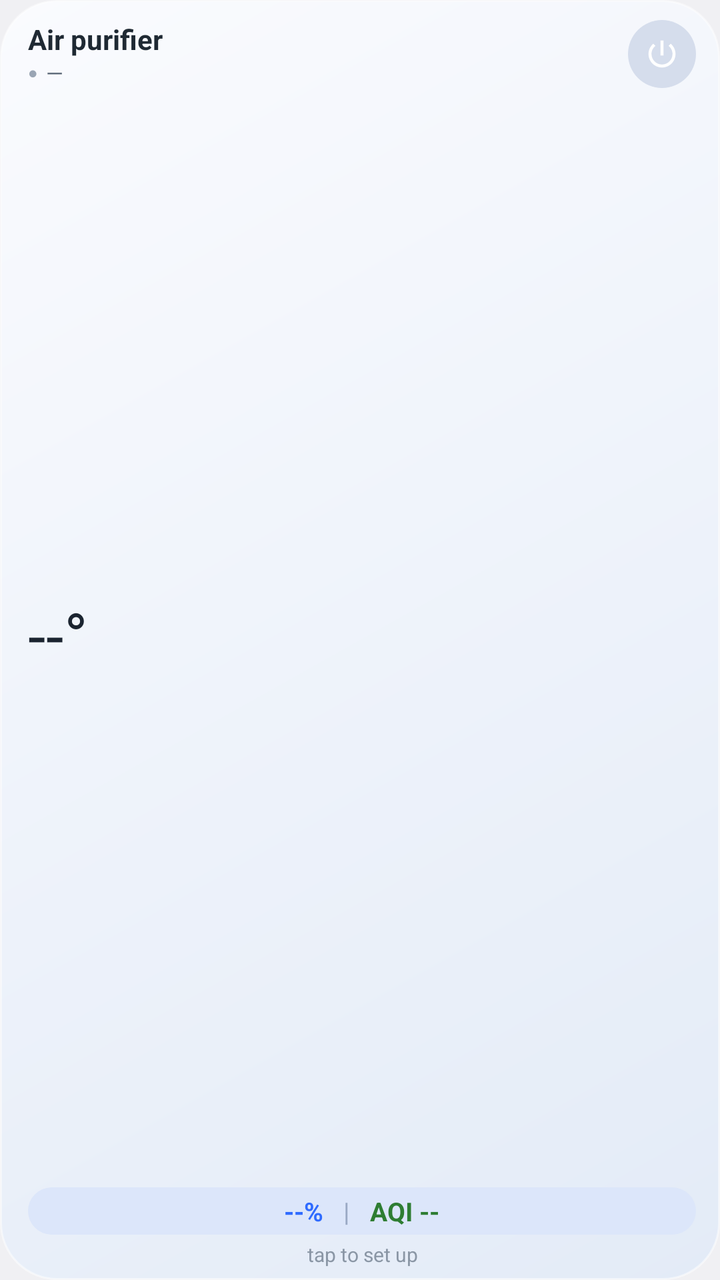
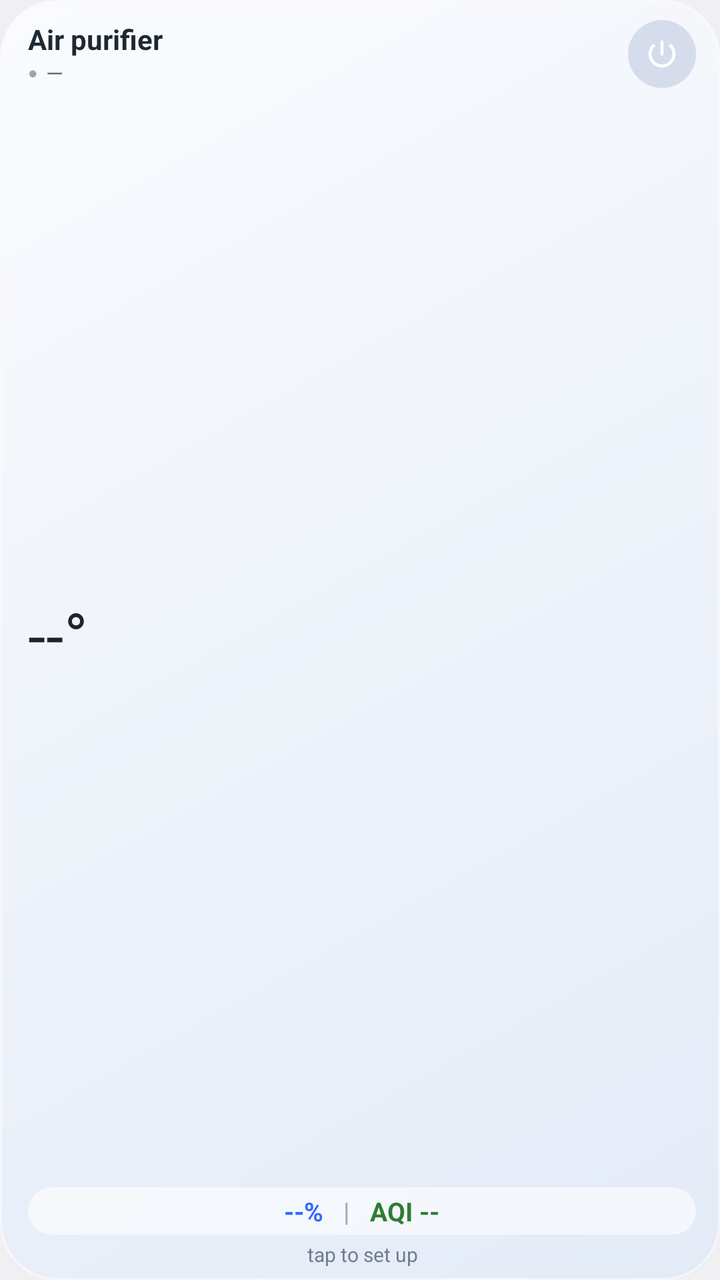

Before-and-after screenshots of an Android layout around one commit, followed by the original layout XML and the change that was made.
<!-- AndroidManifest.xml: application theme android:Theme.DeviceDefault.Light -->
<!-- res/layout/widget.xml -->
<?xml version="1.0" encoding="utf-8"?>
<LinearLayout xmlns:android="http://schemas.android.com/apk/res/android"
    android:id="@+id/root"
    android:layout_width="match_parent"
    android:layout_height="match_parent"
    android:background="@drawable/bg_widget"
    android:orientation="vertical"
    android:paddingLeft="14dp"
    android:paddingTop="10dp"
    android:paddingRight="12dp"
    android:paddingBottom="6dp">

    <LinearLayout
        android:layout_width="match_parent"
        android:layout_height="wrap_content"
        android:gravity="center_vertical"
        android:orientation="horizontal">

        <LinearLayout
            android:layout_width="0dp"
            android:layout_height="wrap_content"
            android:layout_weight="1"
            android:orientation="vertical">

            <TextView
                android:id="@+id/name"
                android:layout_width="wrap_content"
                android:layout_height="wrap_content"
                android:ellipsize="end"
                android:maxLines="1"
                android:text="Air purifier"
                android:textColor="#FF1F2933"
                android:textSize="14sp"
                android:textStyle="bold" />

            <LinearLayout
                android:layout_width="wrap_content"
                android:layout_height="wrap_content"
                android:gravity="center_vertical"
                android:orientation="horizontal">

                <TextView
                    android:id="@+id/dot"
                    android:layout_width="wrap_content"
                    android:layout_height="wrap_content"
                    android:text="●"
                    android:textColor="#FF9AA5B4"
                    android:textSize="8sp" />

                <TextView
                    android:id="@+id/state"
                    android:layout_width="wrap_content"
                    android:layout_height="wrap_content"
                    android:layout_marginLeft="4dp"
                    android:maxLines="1"
                    android:text="—"
                    android:textColor="#FF5F6B7A"
                    android:textSize="11sp" />
            </LinearLayout>
        </LinearLayout>

        <ImageView
            android:id="@+id/power"
            android:layout_width="34dp"
            android:layout_height="34dp"
            android:background="@drawable/bg_power_off"
            android:padding="8dp"
            android:src="@drawable/ic_power" />
    </LinearLayout>

    <TextView
        android:id="@+id/temp"
        android:layout_width="match_parent"
        android:layout_height="0dp"
        android:layout_weight="1"
        android:gravity="center_vertical"
        android:includeFontPadding="false"
        android:maxLines="1"
        android:text="--°"
        android:textColor="#FF1B2430"
        android:textSize="32sp" />

    <LinearLayout
        android:layout_width="match_parent"
        android:layout_height="wrap_content"
        android:background="@drawable/bg_pill"
        android:gravity="center"
        android:orientation="horizontal"
        android:paddingTop="3dp"
        android:paddingBottom="3dp">

        <TextView
            android:id="@+id/hum"
            android:layout_width="wrap_content"
            android:layout_height="wrap_content"
            android:text="--%"
            android:textColor="#FF2F6BFF"
            android:textSize="13sp"
            android:textStyle="bold" />

        <TextView
            android:layout_width="wrap_content"
            android:layout_height="wrap_content"
            android:text="   |   "
            android:textColor="#FF9AA9C4"
            android:textSize="13sp" />

        <TextView
            android:id="@+id/aqi"
            android:layout_width="wrap_content"
            android:layout_height="wrap_content"
            android:text="AQI --"
            android:textColor="#FF2E7D32"
            android:textSize="13sp"
            android:textStyle="bold" />
    </LinearLayout>

    <TextView
        android:id="@+id/updated"
        android:layout_width="match_parent"
        android:layout_height="wrap_content"
        android:gravity="center"
        android:maxLines="1"
        android:paddingTop="3dp"
        android:text="tap to set up"
        android:textColor="#FF8A96A5"
        android:textSize="10sp" />
</LinearLayout>
<!-- resources referenced by this layout -->
<resources>
  <!-- drawable bg_pill (drawable) -->
  <?xml version="1.0" encoding="utf-8"?>
  <shape xmlns:android="http://schemas.android.com/apk/res/android" android:shape="rectangle">
      <solid android:color="#FFDCE6FA" />
      <corners android:radius="14dp" />
  </shape>
  <!-- drawable bg_power_off (drawable) -->
  <?xml version="1.0" encoding="utf-8"?>
  <shape xmlns:android="http://schemas.android.com/apk/res/android" android:shape="oval">
      <solid android:color="#FFD5DDEC" />
  </shape>
  <!-- drawable bg_widget (drawable) -->
  <?xml version="1.0" encoding="utf-8"?>
  <shape xmlns:android="http://schemas.android.com/apk/res/android" android:shape="rectangle">
      <gradient
          android:angle="315"
          android:endColor="#FFE3EBF7"
          android:startColor="#FFFAFBFE" />
      <corners android:radius="28dp" />
      <stroke android:width="1dp" android:color="#80FFFFFF" />
  </shape>
  <!-- drawable ic_power (drawable) -->
  <?xml version="1.0" encoding="utf-8"?>
  <vector xmlns:android="http://schemas.android.com/apk/res/android"
      android:width="24dp"
      android:height="24dp"
      android:viewportWidth="24"
      android:viewportHeight="24">
      <path
          android:fillColor="#FFFFFFFF"
          android:pathData="M13,3h-2v10h2V3zM17.83,5.17l-1.42,1.42C17.99,7.86 19,9.81 19,12c0,3.87 -3.13,7 -7,7s-7,-3.13 -7,-7c0,-2.19 1.01,-4.14 2.58,-5.42L6.17,5.17C4.23,6.82 3,9.26 3,12c0,4.97 4.03,9 9,9s9,-4.03 9,-9c0,-2.74 -1.23,-5.18 -3.17,-6.83z" />
  </vector>
</resources>

<!-- the commit's change to res/layout/widget.xml (unified diff, before → after) -->
@@ -1,128 +1,139 @@
 <?xml version="1.0" encoding="utf-8"?>
-<LinearLayout xmlns:android="http://schemas.android.com/apk/res/android"
+<FrameLayout xmlns:android="http://schemas.android.com/apk/res/android"
     android:id="@+id/root"
     android:layout_width="match_parent"
-    android:layout_height="match_parent"
-    android:background="@drawable/bg_widget"
-    android:orientation="vertical"
-    android:paddingLeft="14dp"
-    android:paddingTop="10dp"
-    android:paddingRight="12dp"
-    android:paddingBottom="6dp">
+    android:layout_height="match_parent">
+
+    <ImageView
+        android:id="@+id/bg"
+        android:layout_width="match_parent"
+        android:layout_height="match_parent"
+        android:scaleType="fitXY"
+        android:src="@drawable/bg_widget" />
 
     <LinearLayout
         android:layout_width="match_parent"
-        android:layout_height="wrap_content"
-        android:gravity="center_vertical"
-        android:orientation="horizontal">
+        android:layout_height="match_parent"
+        android:orientation="vertical"
+        android:paddingLeft="14dp"
+        android:paddingTop="10dp"
+        android:paddingRight="12dp"
+        android:paddingBottom="6dp">
 
         <LinearLayout
-            android:layout_width="0dp"
+            android:layout_width="match_parent"
             android:layout_height="wrap_content"
+            android:gravity="center_vertical"
+            android:orientation="horizontal">
+
+            <LinearLayout
+                android:layout_width="0dp"
+                android:layout_height="wrap_content"
+                android:layout_weight="1"
+                android:orientation="vertical">
+
+                <TextView
+                    android:id="@+id/name"
+                    android:layout_width="wrap_content"
+                    android:layout_height="wrap_content"
+                    android:ellipsize="end"
+                    android:maxLines="1"
+                    android:text="Air purifier"
+                    android:textColor="#FF1F2933"
+                    android:textSize="14sp"
+                    android:textStyle="bold" />
+
+                <LinearLayout
+                    android:layout_width="wrap_content"
+                    android:layout_height="wrap_content"
+                    android:gravity="center_vertical"
+                    android:orientation="horizontal">
+
+                    <TextView
+                        android:id="@+id/dot"
+                        android:layout_width="wrap_content"
+                        android:layout_height="wrap_content"
+                        android:text="●"
+                        android:textColor="#FF9AA5B4"
+                        android:textSize="8sp" />
+
+                    <TextView
+                        android:id="@+id/state"
+                        android:layout_width="wrap_content"
+                        android:layout_height="wrap_content"
+                        android:layout_marginLeft="4dp"
+                        android:maxLines="1"
+                        android:text="—"
+                        android:textColor="#FF5F6B7A"
+                        android:textSize="11sp" />
+                </LinearLayout>
+            </LinearLayout>
+
+            <ImageView
+                android:id="@+id/power"
+                android:layout_width="34dp"
+                android:layout_height="34dp"
+                android:background="@drawable/bg_power_off"
+                android:padding="8dp"
+                android:src="@drawable/ic_power" />
+        </LinearLayout>
+
+        <TextView
+            android:id="@+id/temp"
+            android:layout_width="match_parent"
+            android:layout_height="0dp"
             android:layout_weight="1"
-            android:orientation="vertical">
+            android:gravity="center_vertical"
+            android:includeFontPadding="false"
+            android:maxLines="1"
+            android:text="--°"
+            android:textColor="#FF1B2430"
+            android:textSize="32sp" />
+
+        <LinearLayout
+            android:layout_width="match_parent"
+            android:layout_height="wrap_content"
+            android:background="@drawable/bg_pill"
+            android:gravity="center"
+            android:orientation="horizontal"
+            android:paddingTop="3dp"
+            android:paddingBottom="3dp">
 
             <TextView
-                android:id="@+id/name"
+                android:id="@+id/hum"
                 android:layout_width="wrap_content"
                 android:layout_height="wrap_content"
-                android:ellipsize="end"
-                android:maxLines="1"
-                android:text="Air purifier"
-                android:textColor="#FF1F2933"
-                android:textSize="14sp"
+                android:text="--%"
+                android:textColor="#FF2F6BFF"
+                android:textSize="13sp"
                 android:textStyle="bold" />
 
-            <LinearLayout
+            <TextView
                 android:layout_width="wrap_content"
                 android:layout_height="wrap_content"
-                android:gravity="center_vertical"
-                android:orientation="horizontal">
+                android:text="   |   "
+                android:textColor="#FF9AA9C4"
+                android:textSize="13sp" />
 
-                <TextView
-                    android:id="@+id/dot"
-                    android:layout_width="wrap_content"
-                    android:layout_height="wrap_content"
-                    android:text="●"
-                    android:textColor="#FF9AA5B4"
-                    android:textSize="8sp" />
-
-                <TextView
-                    android:id="@+id/state"
-                    android:layout_width="wrap_content"
-                    android:layout_height="wrap_content"
-                    android:layout_marginLeft="4dp"
-                    android:maxLines="1"
-                    android:text="—"
-                    android:textColor="#FF5F6B7A"
-                    android:textSize="11sp" />
-            </LinearLayout>
+            <TextView
+                android:id="@+id/aqi"
+                android:layout_width="wrap_content"
+                android:layout_height="wrap_content"
+                android:text="AQI --"
+                android:textColor="#FF2E7D32"
+                android:textSize="13sp"
+                android:textStyle="bold" />
         </LinearLayout>
 
-        <ImageView
-            android:id="@+id/power"
-            android:layout_width="34dp"
-            android:layout_height="34dp"
-            android:background="@drawable/bg_power_off"
-            android:padding="8dp"
-            android:src="@drawable/ic_power" />
+        <TextView
+            android:id="@+id/updated"
+            android:layout_width="match_parent"
+            android:layout_height="wrap_content"
+            android:gravity="center"
+            android:maxLines="1"
+            android:paddingTop="3dp"
+            android:text="tap to set up"
+            android:textColor="#FF6F7C8C"
+            android:textSize="10sp" />
     </LinearLayout>
-
-    <TextView
-        android:id="@+id/temp"
-        android:layout_width="match_parent"
-        android:layout_height="0dp"
-        android:layout_weight="1"
-        android:gravity="center_vertical"
-        android:includeFontPadding="false"
-        android:maxLines="1"
-        android:text="--°"
-        android:textColor="#FF1B2430"
-        android:textSize="32sp" />
-
-    <LinearLayout
-        android:layout_width="match_parent"
-        android:layout_height="wrap_content"
-        android:background="@drawable/bg_pill"
-        android:gravity="center"
-        android:orientation="horizontal"
-        android:paddingTop="3dp"
-        android:paddingBottom="3dp">
-
-        <TextView
-            android:id="@+id/hum"
-            android:layout_width="wrap_content"
-            android:layout_height="wrap_content"
-            android:text="--%"
-            android:textColor="#FF2F6BFF"
-            android:textSize="13sp"
-            android:textStyle="bold" />
-
-        <TextView
-            android:layout_width="wrap_content"
-            android:layout_height="wrap_content"
-            android:text="   |   "
-            android:textColor="#FF9AA9C4"
-            android:textSize="13sp" />
-
-        <TextView
-            android:id="@+id/aqi"
-            android:layout_width="wrap_content"
-            android:layout_height="wrap_content"
-            android:text="AQI --"
-            android:textColor="#FF2E7D32"
-            android:textSize="13sp"
-            android:textStyle="bold" />
-    </LinearLayout>
-
-    <TextView
-        android:id="@+id/updated"
-        android:layout_width="match_parent"
-        android:layout_height="wrap_content"
-        android:gravity="center"
-        android:maxLines="1"
-        android:paddingTop="3dp"
-        android:text="tap to set up"
-        android:textColor="#FF8A96A5"
-        android:textSize="10sp" />
-</LinearLayout>
+</FrameLayout>
<!-- resource entries referenced after the edit -->
@@ -3,7 +3,7 @@
   <!-- drawable bg_pill (drawable) -->
   <?xml version="1.0" encoding="utf-8"?>
   <shape xmlns:android="http://schemas.android.com/apk/res/android" android:shape="rectangle">
-      <solid android:color="#FFDCE6FA" />
+      <solid android:color="#99FFFFFF" />
       <corners android:radius="14dp" />
   </shape>
   <!-- drawable bg_power_off (drawable) -->
